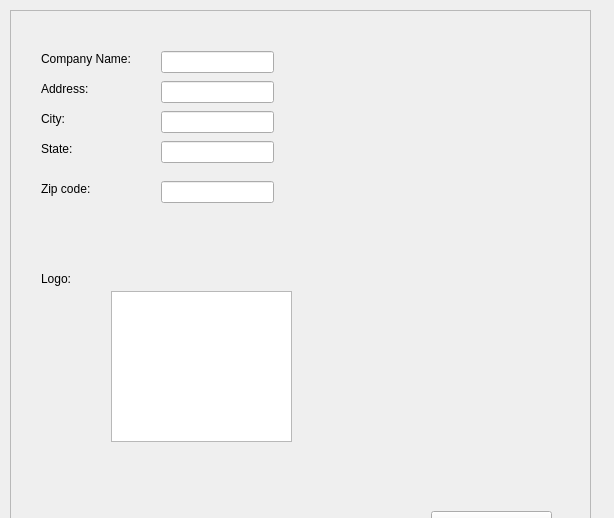
Above: settingsscreen.ui from WNewsome/Pharmaceutical-Point-of-Sale before the change. Below: the same form after it.
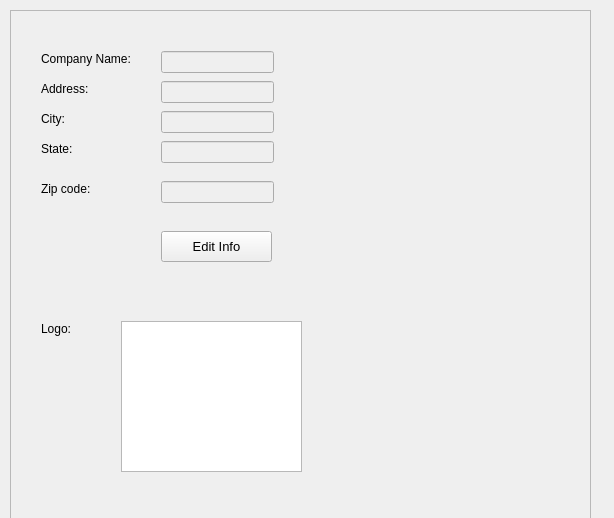
That is the form after the change.

Commit message: remote inventory lookup + setting GUI

What changed in the file:
```diff
--- a/settingsscreen.ui
+++ b/settingsscreen.ui
@@ -14,6 +14,9 @@
    <string>Form</string>
   </property>
   <widget class="QScrollArea" name="scrollArea_2">
+   <property name="enabled">
+    <bool>true</bool>
+   </property>
    <property name="geometry">
     <rect>
      <x>10</x>
@@ -56,7 +59,7 @@
      <property name="geometry">
       <rect>
        <x>30</x>
-       <y>260</y>
+       <y>310</y>
        <width>55</width>
        <height>16</height>
       </rect>
@@ -83,20 +86,10 @@
       <string>Address:</string>
      </property>
     </widget>
-    <widget class="QPushButton" name="pushButton">
-     <property name="geometry">
-      <rect>
-       <x>420</x>
-       <y>500</y>
-       <width>121</width>
-       <height>28</height>
-      </rect>
+    <widget class="QLineEdit" name="Company_name_label">
+     <property name="enabled">
+      <bool>false</bool>
      </property>
-     <property name="text">
-      <string>Save these changes</string>
-     </property>
-    </widget>
-    <widget class="QLineEdit" name="lineEdit_3">
      <property name="geometry">
       <rect>
        <x>150</x>
@@ -106,7 +99,10 @@
       </rect>
      </property>
     </widget>
-    <widget class="QLineEdit" name="lineEdit_4">
+    <widget class="QLineEdit" name="storeStreet">
+     <property name="enabled">
+      <bool>false</bool>
+     </property>
      <property name="geometry">
       <rect>
        <x>150</x>
@@ -119,8 +115,8 @@
     <widget class="QGraphicsView" name="graphicsView_3">
      <property name="geometry">
       <rect>
-       <x>100</x>
-       <y>280</y>
+       <x>110</x>
+       <y>310</y>
        <width>181</width>
        <height>151</height>
       </rect>
@@ -162,7 +158,10 @@
       <string>State:</string>
      </property>
     </widget>
-    <widget class="QLineEdit" name="lineEdit_5">
+    <widget class="QLineEdit" name="storeCity">
+     <property name="enabled">
+      <bool>false</bool>
+     </property>
      <property name="geometry">
       <rect>
        <x>150</x>
@@ -172,7 +171,10 @@
       </rect>
      </property>
     </widget>
-    <widget class="QLineEdit" name="lineEdit_6">
+    <widget class="QLineEdit" name="storeState">
+     <property name="enabled">
+      <bool>false</bool>
+     </property>
      <property name="geometry">
       <rect>
        <x>150</x>
@@ -200,7 +202,10 @@
       <string>Zip code:</string>
      </property>
     </widget>
-    <widget class="QLineEdit" name="lineEdit_7">
+    <widget class="QLineEdit" name="storeZIP">
+     <property name="enabled">
+      <bool>false</bool>
+     </property>
      <property name="geometry">
       <rect>
        <x>150</x>
@@ -210,6 +215,24 @@
       </rect>
      </property>
     </widget>
+    <widget class="QPushButton" name="EdditSettings">
+     <property name="geometry">
+      <rect>
+       <x>150</x>
+       <y>220</y>
+       <width>111</width>
+       <height>31</height>
+      </rect>
+     </property>
+     <property name="font">
+      <font>
+       <pointsize>10</pointsize>
+      </font>
+     </property>
+     <property name="text">
+      <string>Edit Info</string>
+     </property>
+    </widget>
    </widget>
   </widget>
  </widget>
```
The commit also changes 4 other files.
